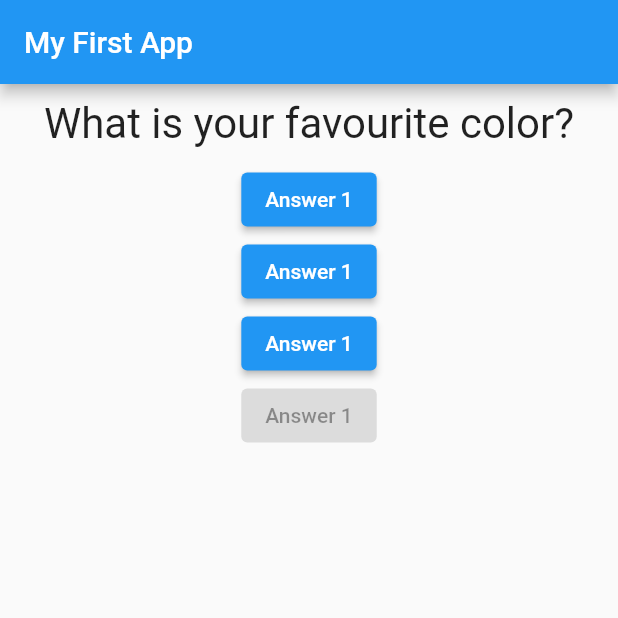
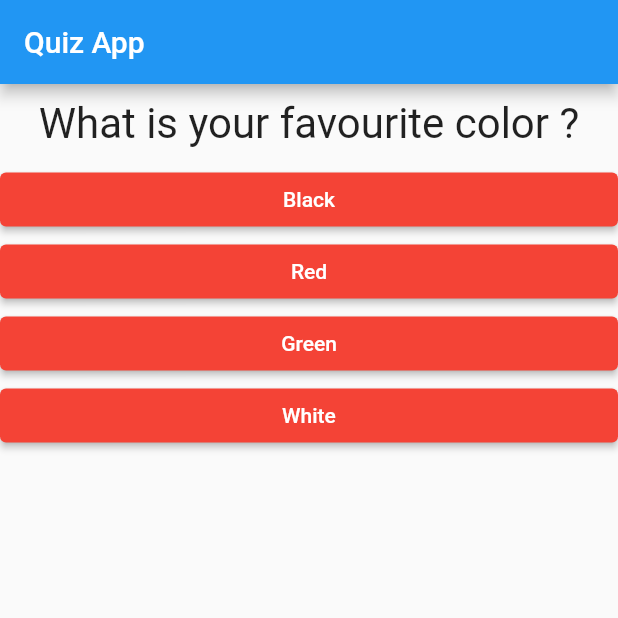
Before and after one commit to Niescte/Quiz-App, a Flutter app: the screen it shows after launch, on a phone screen of 412 x 824 dp, the top half of it. Run offline on Flutter 3.47's test engine with Material 2 defaults, Android fonts, the phone set to English and light mode, and no system bars.

Commit message:
Fourth  Commit

```diff
--- a/lib/answer.dart
+++ b/lib/answer.dart
@@ -1,6 +1,11 @@
 import 'package:flutter/material.dart';
 
 class Answer extends StatelessWidget {
+  final Function selectHandler;
+  final String answerText;
+
+  Answer(this.selectHandler, this.answerText);
+
   @override
   Widget build(BuildContext context) {
     return Container(
@@ -9,8 +14,8 @@ class Answer extends StatelessWidget {
         style: ElevatedButton.styleFrom(
           backgroundColor: Colors.red,
         ),
-        child: Text('Answer 1'),
-        onPressed: null,
+        child: Text(answerText),
+        onPressed: selectHandler,
       ),
     );
   }
--- a/lib/main.dart
+++ b/lib/main.dart
@@ -1,5 +1,6 @@
 import 'package:flutter/material.dart';
 import './question.dart';
+import './answer.dart';
 
 void main() {
   runApp(MyApp());
@@ -16,8 +17,18 @@ class MyAppState extends State<MyApp> {
   var questionIndex = 0;
 
   var questions = [
-    'What is your favourite color?',
-    'What is your favourite animal ?'
+    {
+      'questionText': 'What is your favourite color ?',
+      'answers': ['Black', 'Red', 'Green', 'White'],
+    },
+    {
+      'questionText': 'What is your favourite animal ?',
+      'answers': ['Giraffe', 'Cow', 'Hen', 'Hippopotamus'],
+    },
+    {
+      'questionText': 'What is your favourite fruit ?',
+      'answers': ['Mango', 'Coconut', 'Pineapple', 'Pomergranate'],
+    },
   ];
   void answerQuestion() {
     setState(() {
@@ -29,30 +40,15 @@ class MyAppState extends State<MyApp> {
     return MaterialApp(
       home: Scaffold(
           appBar: AppBar(
-            title: Text("My First App "),
+            title: Text("Quiz App "),
           ),
           body: Column(
             children: [
-              Question(questions[questionIndex]),
-              ElevatedButton(
-                child: Text("Answer 1"),
-                onPressed: answerQuestion,
-              ),
-              ElevatedButton(
-                child: Text("Answer 1"),
-                onPressed: () => print("Answer 2 is chosen"),
-              ),
-              ElevatedButton(
-                child: Text("Answer 1"),
-                onPressed: () => {
-                  print("Answer 3 is chosen"),
-                  print("Second Line"),
-                },
-              ),
-              ElevatedButton(
-                child: Text("Answer 1"),
-                onPressed: null,
-              ),
+              Question(questions[questionIndex]['questionText']),
+              ...(questions[questionIndex]['answers'] as List<String>)
+                  .map((answer) {
+                return Answer(answerQuestion, answer);
+              }).toList()
             ],
           )),
     );
```
